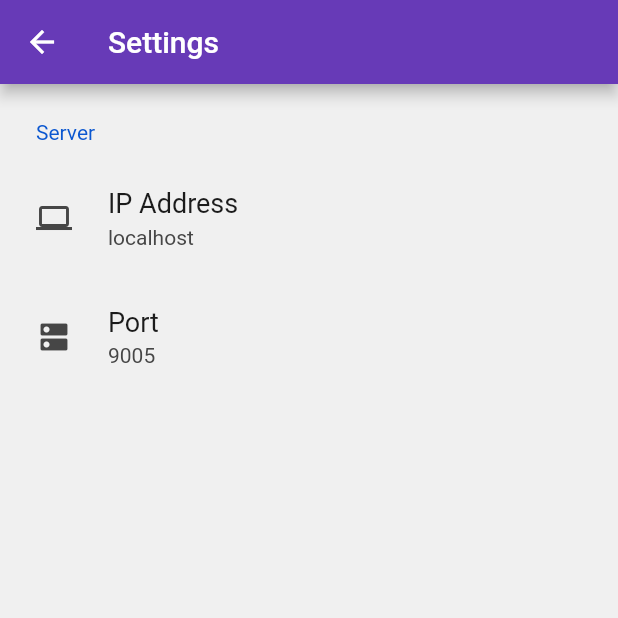
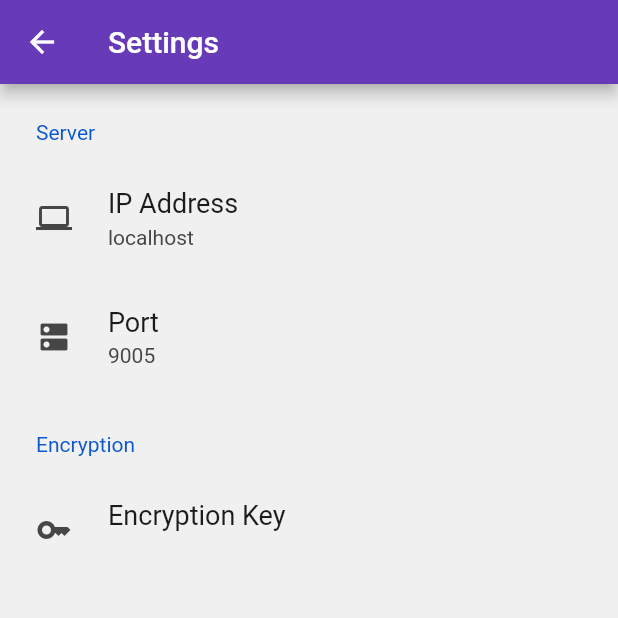
Before and after one commit to decaf-dev/nuthoughts-app, a Flutter app: the screen it shows after launch, after a tap on the "settings" icon, on a phone screen of 412 x 824 dp, the top half of it. Run offline on Flutter 3.47's test engine with Material 2 defaults, Android fonts, the phone set to English and light mode, and no system bars; drawn by our look-alikes of settings_ui; our stand-ins replace get, hex, shared_preferences, sqflite; missing offline and left inert: cryptography; accounts and stored records are empty.

Commit message:
feat: add ChaCha20Poly1305 encryption

```diff
--- a/lib/constants.dart
+++ b/lib/constants.dart
@@ -2,4 +2,5 @@ class Constants {
   static const ipAddressKey = "ip-address";
   static const portKey = "port";
   static const textKey = "text";
+  static const encryptionKey = "encryption-key";
 }
--- a/lib/controllers/app_controller.dart
+++ b/lib/controllers/app_controller.dart
@@ -1,6 +1,8 @@
 import 'dart:async';
 import 'dart:convert';
 
+import 'package:cryptography/cryptography.dart';
+import 'package:hex/hex.dart';
 import 'package:nuthoughts/constants.dart';
 import 'package:nuthoughts/controllers/persisted_data.dart';
 import 'package:nuthoughts/models/thought.dart';
@@ -14,6 +16,8 @@ class AppController extends GetxController {
   final syncTime = SyncTime();
   final ipAddress = ''.obs;
   final port = ''.obs;
+  SecretKey? encryptionKey;
+  String? encryptionKeyText;
 
   Timer? _reconnectionTimer;
 
@@ -23,6 +27,17 @@ class AppController extends GetxController {
     final prefs = await SharedPreferences.getInstance();
     ipAddress.value = prefs.getString(Constants.ipAddressKey) ?? 'localhost';
     port.value = prefs.getString(Constants.portKey) ?? '9005';
+
+    String? key = prefs.getString(Constants.encryptionKey);
+    if (key != null) {
+      encryptionKeyText = key;
+      encryptionKey = await deserializeSecretKey(key);
+    } else {
+      encryptionKey = await createSecretKey();
+      String serializedKey = await serializeSecretKey(encryptionKey!);
+      encryptionKeyText = serializedKey;
+      setEncryptionKey(serializedKey);
+    }
 
     //Deserialize thoughts
     //Prune thoughts that are over 1 day old
@@ -80,14 +95,13 @@ class AppController extends GetxController {
 
   Future<bool> _thoughtPost(Thought thought) async {
     try {
+      String encryptedThought = await encryptThought(thought);
       final response = await http
-          .post(
-            Uri.parse('http://${ipAddress.value}:${port.value}/thought'),
-            headers: <String, String>{
-              'Content-Type': 'application/json; charset=UTF-8',
-            },
-            body: jsonEncode(thought.toJson()),
-          )
+          .post(Uri.parse('http://${ipAddress.value}:${port.value}/thought'),
+              headers: <String, String>{
+                'Content-Type': 'application/json; charset=UTF-8',
+              },
+              body: encryptedThought)
           .timeout(const Duration(seconds: 10));
       if (response.statusCode == 201) {
         thought.updateServerSaveTime();
@@ -99,6 +113,47 @@ class AppController extends GetxController {
     } catch (err) {
       return false;
     }
+  }
+
+  Future<SecretKey> deserializeSecretKey(String key) async {
+    List<int> keyBuffer = base64Url.decode(key);
+    final algorithm = Chacha20.poly1305Aead();
+    final secretKey = await algorithm.newSecretKeyFromBytes(keyBuffer);
+    return secretKey;
+  }
+
+  Future<String> serializeSecretKey(SecretKey key) async {
+    List<int> keyBuffer = await key.extractBytes();
+    return base64Url.encode(keyBuffer);
+  }
+
+  Future<SecretKey> createSecretKey() async {
+    final algorithm = Chacha20.poly1305Aead();
+    final secretKey = await algorithm.newSecretKey();
+    return secretKey;
+  }
+
+  Future<String> encryptThought(Thought thought) async {
+    //Export the thought to json and then encode it as a string
+    String text = jsonEncode(thought.toJson());
+
+    //Get the text as raw bytes and the key as raw bytes
+    List<int> textBuffer = utf8.encode(text);
+
+    final algorithm = Chacha20.poly1305Aead();
+
+    //Encrypt the thought
+    final secretBox = await algorithm.encrypt(
+      textBuffer,
+      secretKey: encryptionKey!,
+    );
+
+    //Return the encrypted thought as a json string
+    return jsonEncode({
+      'nonce': HEX.encode(secretBox.nonce),
+      'cipherText': HEX.encode(secretBox.cipherText),
+      'mac': HEX.encode(secretBox.mac.bytes)
+    });
   }
 
   Future<bool> _syncUnsavedThoughts() async {
@@ -137,4 +192,9 @@ class AppController extends GetxController {
     final prefs = await SharedPreferences.getInstance();
     await prefs.setString(Constants.textKey, value);
   }
+
+  void setEncryptionKey(String value) async {
+    final prefs = await SharedPreferences.getInstance();
+    await prefs.setString(Constants.encryptionKey, value);
+  }
 }
--- a/lib/routes/recent_thoughts/recent_thoughts.dart
+++ b/lib/routes/recent_thoughts/recent_thoughts.dart
@@ -13,6 +13,7 @@ class RecentThoughtsRoute extends StatefulWidget {
 class _RecentThoughtsRouteState extends State<RecentThoughtsRoute> {
   final AppController controller = Get.find();
 
+//TODO refresh all
   @override
   Widget build(BuildContext context) {
     return Scaffold(
--- a/lib/routes/settings/settings_route.dart
+++ b/lib/routes/settings/settings_route.dart
@@ -43,6 +43,13 @@ class _SettingsRouteState extends State<SettingsRoute> {
                   ),
                 ],
               ),
+              SettingsSection(title: const Text("Encryption"), tiles: [
+                SettingsTile.navigation(
+                  leading: const Icon(Icons.key),
+                  title: const Text('Encryption Key'),
+                  value: Text(controller.encryptionKeyText ?? ""),
+                ),
+              ])
             ],
           ),
         ));
--- a/pubspec.yaml
+++ b/pubspec.yaml
@@ -41,6 +41,9 @@ dependencies:
   shared_preferences: ^2.0.20
   sqflite: ^2.2.6
   path: ^1.8.2
+  cryptography: ^2.5.0
+  cryptography_flutter: ^2.3.0
+  hex: ^0.2.0
 
 dev_dependencies:
   flutter_test:
```
Also changed, not shown: pubspec.lock, 2 other files.
